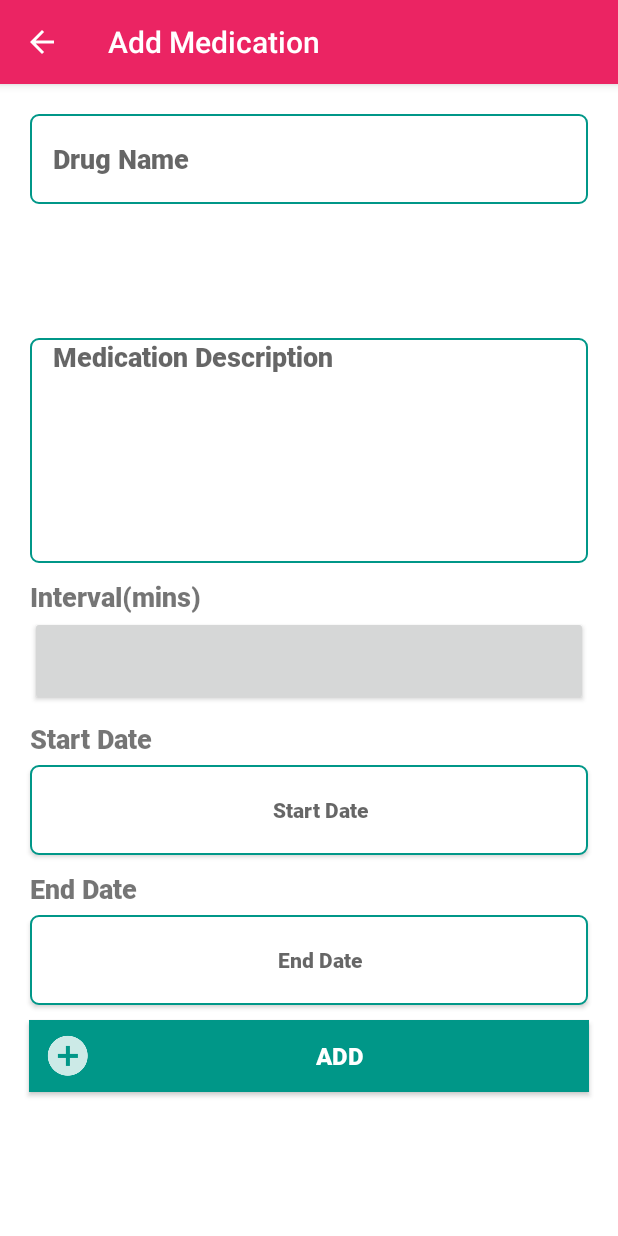
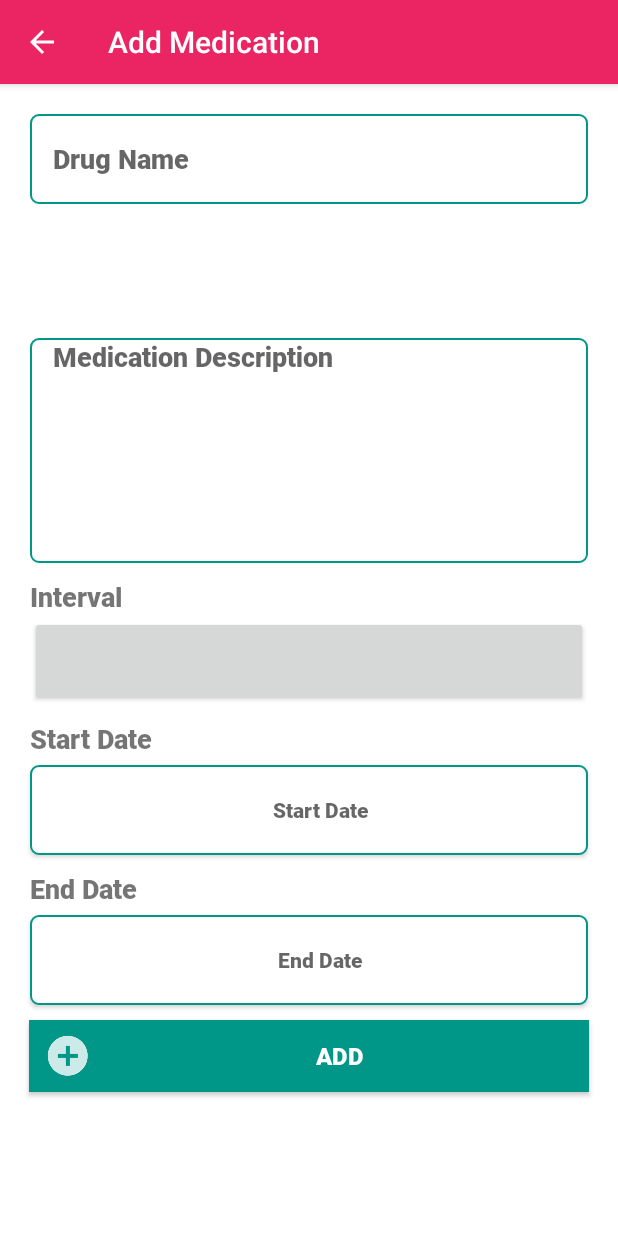
Before and after one commit to Temidtech/MedManager, an Android app: the MedicationActivity screen opened directly, with no data from a screen before it, on a phone screen of 412 x 824 dp. Run offline under Robolectric (Android 15) with nearby library versions, the phone set to English and light mode, and no system bars; our stand-ins replace ButterKnife; libraries missing offline, so code that uses them is left out: com.basgeekball.awesomevalidation, com.cepheuen.elegantnumberbutton, com.codetroopers.betterpickers; plain views replace ElegantNumberButton; 5 statements that could not run were skipped.

Commit message:
add_medication_img

```diff
--- a/app/src/main/res/layout/activity_medication.xml
+++ b/app/src/main/res/layout/activity_medication.xml
@@ -55,8 +55,8 @@
         android:layout_marginStart="20dp"
         android:layout_marginTop="35dp"
         app:backGroundColor="@color/colorAccent"
-        app:finalNumber="60"
-        app:initialNumber="5"
+        app:finalNumber="20"
+        app:initialNumber="1"
         app:layout_constraintEnd_toEndOf="parent"
         app:layout_constraintStart_toStartOf="parent"
         app:layout_constraintTop_toBottomOf="@id/edtDescription"
@@ -70,7 +70,7 @@
         android:layout_marginStart="20dp"
         android:layout_marginTop="10dp"
         android:fontFamily="@font/roboto_black"
-        android:text="Interval(mins)"
+        android:text="Interval"
         android:textSize="18sp"
         app:layout_constraintEnd_toEndOf="parent"
         app:layout_constraintStart_toStartOf="parent"
```
Also changed, not shown: 3 other files.
